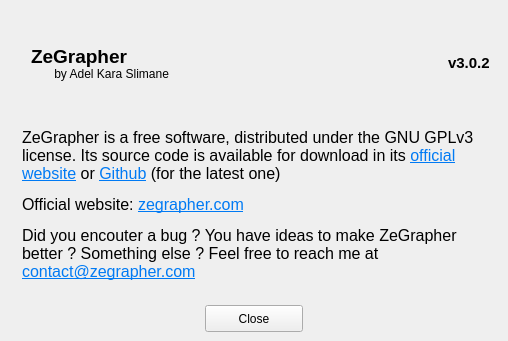
This is Windows/about.ui in AdelKS/ZeGrapher as Qt 5 draws it before an edit. The edited form follows.
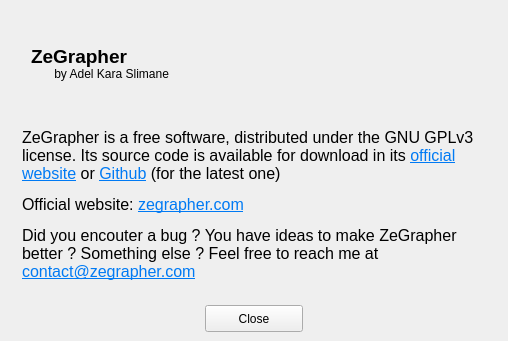
This is the edited form.

Patch:
```diff
--- a/Windows/about.ui
+++ b/Windows/about.ui
@@ -98,7 +98,7 @@
             <item>
              <widget class="QLabel" name="versionLabel">
               <property name="text">
-               <string notr="true">&lt;html&gt;&lt;head/&gt;&lt;body&gt;&lt;p&gt;&lt;span style=&quot; font-family:'Sans'; font-size:11pt; font-weight:600;&quot;&gt;v3.0.2&lt;/span&gt;&lt;/p&gt;&lt;/body&gt;&lt;/html&gt;</string>
+               <string notr="true">&lt;html&gt;&lt;head/&gt;&lt;body&gt;&lt;p&gt;&lt;br/&gt;&lt;/p&gt;&lt;/body&gt;&lt;/html&gt;</string>
               </property>
              </widget>
             </item>
```
